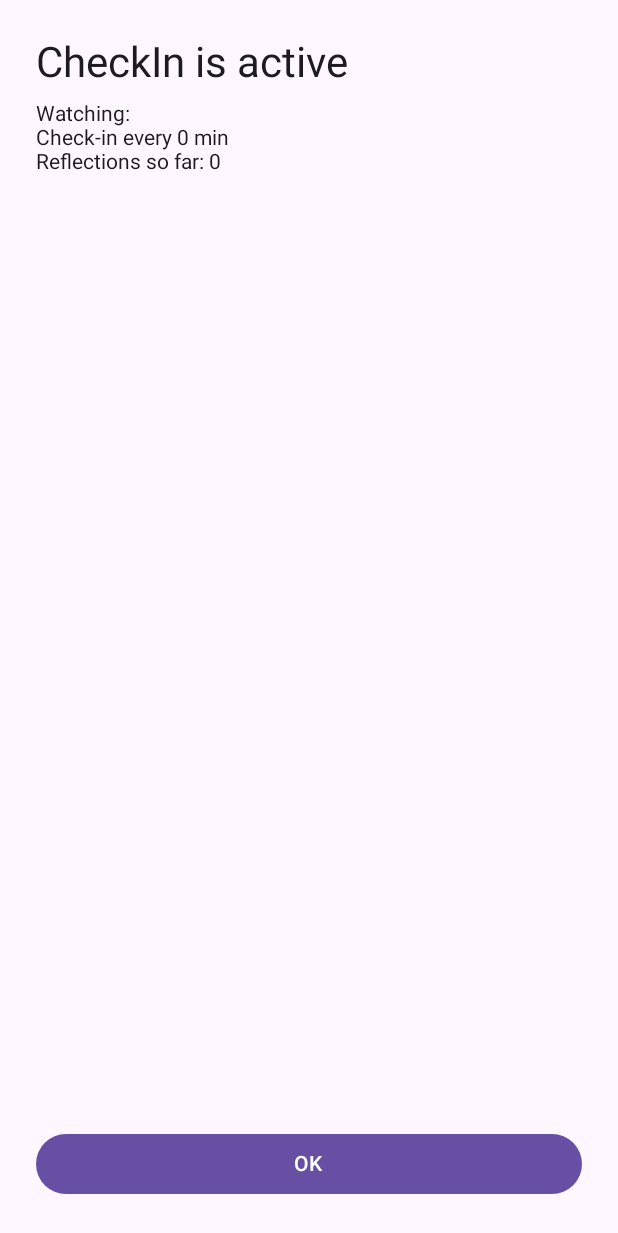
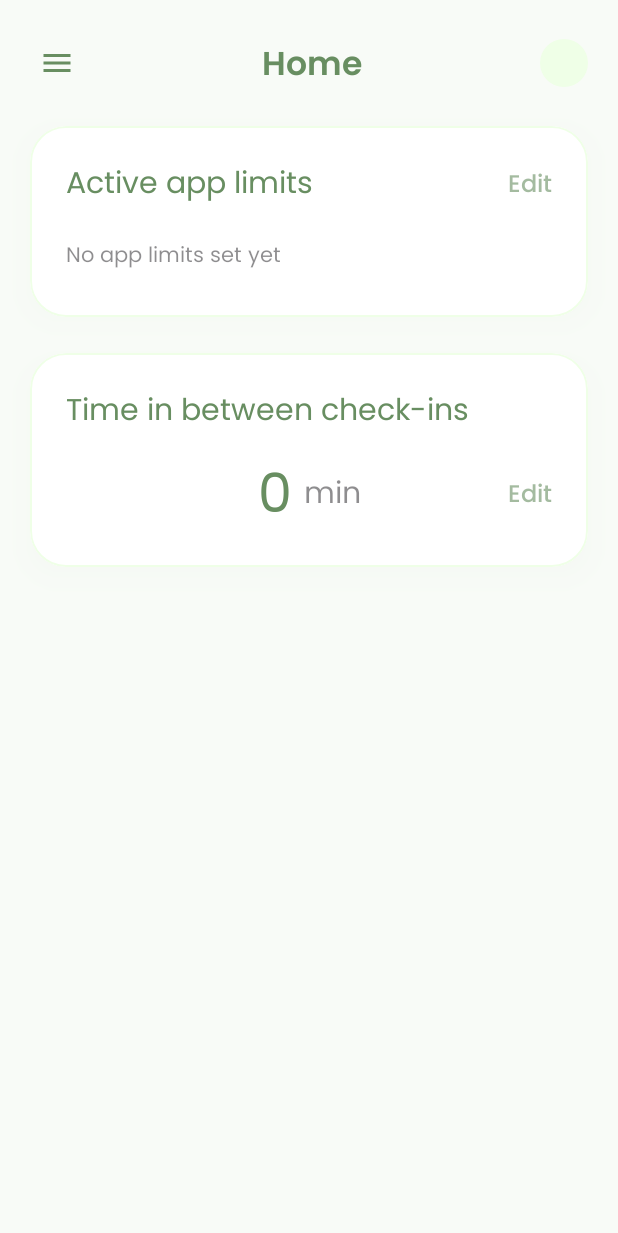
Before and after one commit to divyagatta/kaleido, an Android app built with Jetpack Compose: the composable HomeScreen called with empty values, on a phone screen of 412 x 824 dp. Shown: the top 1233 px of the screen. Run offline under Robolectric (Android 15) with nearby library versions, the phone set to English and light mode, and no system bars; network calls fail.

Commit message:
added homepage, routing to homepage, and app icon

```diff
--- a/CheckIn/app/src/main/AndroidManifest.xml
+++ b/CheckIn/app/src/main/AndroidManifest.xml
@@ -18,6 +18,8 @@
 
     <application
         android:label="@string/app_name"
+        android:icon="@mipmap/ic_launcher"
+        android:roundIcon="@mipmap/ic_launcher_round"
         android:theme="@style/Theme.CheckIn">
 
         <activity android:name=".MainActivity" android:exported="true">
--- a/CheckIn/app/src/main/java/com/example/checkin/Data.kt
+++ b/CheckIn/app/src/main/java/com/example/checkin/Data.kt
@@ -24,6 +24,8 @@ class Store(ctx: Context) {
         get() = p.getInt("interval", 30); set(v) = p.edit().putInt("interval", v).apply()
     var onboarded: Boolean
         get() = p.getBoolean("onboarded", false); set(v) = p.edit().putBoolean("onboarded", v).apply()
+    var currentStep: String
+        get() = p.getString("step", "HOW") ?: "HOW"; set(v) = p.edit().putString("step", v).apply()
     var locked: Boolean
         get() = p.getBoolean("locked", false); set(v) = p.edit().putBoolean("locked", v).apply()
     var usedMs: Long
--- a/CheckIn/app/src/main/java/com/example/checkin/Screens.kt
+++ b/CheckIn/app/src/main/java/com/example/checkin/Screens.kt
@@ -26,6 +26,7 @@ import androidx.compose.material.icons.Icons
 import androidx.compose.material.icons.automirrored.filled.ArrowBack
 import androidx.compose.material.icons.filled.KeyboardArrowDown
 import androidx.compose.material.icons.filled.KeyboardArrowUp
+import androidx.compose.material.icons.filled.Menu
 import androidx.compose.material3.*
 import androidx.compose.runtime.*
 import androidx.compose.ui.Alignment
@@ -1428,6 +1429,286 @@ fun SurveyScreenPreview() {
     }
 }
 
-@Composable fun HomeScreen(apps: List<String>, minutes: Int, count: Int) =
-    Page("CheckIn is active", "Watching: ${apps.joinToString()}\nCheck-in every $minutes min\nReflections so far: $count",
-        "OK", onCta = {})
+@Composable
+fun HomeScreen(
+    monitoredApps: List<String>,
+    intervalMin: Int,
+    onEditApps: () -> Unit,
+    onEditFrequency: () -> Unit
+) {
+    Box(
+        modifier = Modifier
+            .fillMaxSize()
+            .background(Color(0xFFF8FBF7)),
+        contentAlignment = Alignment.TopCenter
+    ) {
+        Column(
+            modifier = Modifier
+                .fillMaxSize()
+                .widthIn(max = 360.dp)
+                .verticalScroll(rememberScrollState())
+                .padding(horizontal = 20.dp, vertical = 24.dp),
+            horizontalAlignment = Alignment.CenterHorizontally
+        ) {
+            // Header: Menu Icon, Title "Home", Circle Avatar
+            Row(
+                modifier = Modifier
+                    .fillMaxWidth()
+                    .padding(bottom = 24.dp),
+                verticalAlignment = Alignment.CenterVertically,
+                horizontalArrangement = Arrangement.SpaceBetween
+            ) {
+                IconButton(
+                    onClick = { /* Menu action */ },
+                    modifier = Modifier.size(36.dp)
+                ) {
+                    Icon(
+                        imageVector = Icons.Default.Menu,
+                        contentDescription = "Menu",
+                        tint = Color(0xFF688E61)
+                    )
+                }
+
+                Text(
+                    text = "Home",
+                    style = TextStyle(
+                        fontFamily = PoppinsFontFamily,
+                        fontWeight = FontWeight.SemiBold,
+                        fontSize = 22.sp,
+                        lineHeight = 28.sp,
+                        color = Color(0xFF688E61),
+                        textAlign = TextAlign.Center
+                    )
+                )
+
+                Box(
+                    modifier = Modifier
+                        .size(32.dp)
+                        .background(Color(0xFFEFFFE7), CircleShape)
+                )
+            }
+
+            // Card 1: Active App Limits
+            Surface(
+                modifier = Modifier
+                    .fillMaxWidth()
+                    .shadow(
+                        elevation = 12.dp,
+                        shape = RoundedCornerShape(24.dp),
+                        ambientColor = Color(0x21688E61),
+                        spotColor = Color(0x21688E61)
+                    ),
+                shape = RoundedCornerShape(24.dp),
+                color = Color.White,
+                border = BorderStroke(1.dp, Color(0xFFEFFFE7))
+            ) {
+                Column(
+                    modifier = Modifier
+                        .fillMaxWidth()
+                        .padding(24.dp),
+                    horizontalAlignment = Alignment.Start
+                ) {
+                    Row(
+                        modifier = Modifier.fillMaxWidth(),
+                        verticalAlignment = Alignment.CenterVertically,
+                        horizontalArrangement = Arrangement.SpaceBetween
+                    ) {
+                        Text(
+                            text = "Active app limits",
+                            style = TextStyle(
+                                fontFamily = PoppinsFontFamily,
+                                fontWeight = FontWeight.Normal,
+                                fontSize = 20.sp,
+                                color = Color(0xFF688E61)
+                            )
+                        )
+
+                        Text(
+                            text = "Edit",
+                            style = TextStyle(
+                                fontFamily = PoppinsFontFamily,
+                                fontWeight = FontWeight.Medium,
+                                fontSize = 16.sp,
+                                color = Color(0xFF688E61).copy(alpha = 0.6f)
+                            ),
+                            modifier = Modifier.clickable { onEditApps() }
+                        )
+                    }
+
+                    Spacer(modifier = Modifier.height(16.dp))
+
+                    if (monitoredApps.isEmpty()) {
+                        Text(
+                            text = "No app limits set yet",
+                            style = TextStyle(
+                                fontFamily = PoppinsFontFamily,
+                                fontWeight = FontWeight.Normal,
+                                fontSize = 14.sp,
+                                color = Color(0xFF1D1B20).copy(alpha = 0.5f)
+                            ),
+                            modifier = Modifier.padding(vertical = 8.dp)
+                        )
+                    } else {
+                        Column(
+                            verticalArrangement = Arrangement.spacedBy(12.dp)
+                        ) {
+                            monitoredApps.forEach { appName ->
+                                Surface(
+                                    modifier = Modifier.fillMaxWidth(),
+                                    shape = RoundedCornerShape(16.dp),
+                                    color = Color.White,
+                                    border = BorderStroke(1.dp, Color(0xFFEFFFE7))
+                                ) {
+                                    Row(
+                                        modifier = Modifier
+                                            .fillMaxWidth()
+                                            .padding(16.dp),
+                                        verticalAlignment = Alignment.CenterVertically,
+                                        horizontalArrangement = Arrangement.SpaceBetween
+                                    ) {
+                                        Row(
+                                            verticalAlignment = Alignment.CenterVertically,
+                                            horizontalArrangement = Arrangement.spacedBy(12.dp)
+                                        ) {
+                                            Box(
+                                                modifier = Modifier
+                                                    .size(32.dp)
+                                                    .background(Color(0xFFEFFFE7), RoundedCornerShape(10.dp)),
+                                                contentAlignment = Alignment.Center
+                                            ) {
+                                                Text(
+                                                    text = appName.take(1).uppercase(),
+                                                    style = TextStyle(
+                                                        fontFamily = PoppinsFontFamily,
+                                                        fontWeight = FontWeight.SemiBold,
+                                                        fontSize = 14.sp,
+                                                        color = Color(0xFF688E61)
+                                                    )
+                                                )
+                                            }
+
+                                            Text(
+                                                text = appName,
+                                                style = TextStyle(
+                                                    fontFamily = PoppinsFontFamily,
+                                                    fontWeight = FontWeight.Normal,
+                                                    fontSize = 14.sp,
+                                                    color = Color(0xFF1D1B20)
+                                                )
+                                            )
+                                        }
+
+                                        Text(
+                                            text = "${intervalMin}m remaining",
+                                            style = TextStyle(
+                                                fontFamily = PoppinsFontFamily,
+                                                fontWeight = FontWeight.Normal,
+                                                fontSize = 12.sp,
+                                                color = Color(0xFF1D1B20).copy(alpha = 0.5f)
+                                            )
+                                        )
+                                    }
+                                }
+                            }
+                        }
+                    }
+                }
+            }
+
+            Spacer(modifier = Modifier.height(24.dp))
+
+            // Card 2: Time in between check-ins
+            Surface(
+                modifier = Modifier
+                    .fillMaxWidth()
+                    .shadow(
+                        elevation = 12.dp,
+                        shape = RoundedCornerShape(24.dp),
+                        ambientColor = Color(0x21688E61),
+                        spotColor = Color(0x21688E61)
+                    ),
+                shape = RoundedCornerShape(24.dp),
+                color = Color.White,
+                border = BorderStroke(1.dp, Color(0xFFEFFFE7))
+            ) {
+                Column(
+                    modifier = Modifier
+                        .fillMaxWidth()
+                        .padding(24.dp),
+                    horizontalAlignment = Alignment.Start
+                ) {
+                    Text(
+                        text = "Time in between check-ins",
+                        style = TextStyle(
+                            fontFamily = PoppinsFontFamily,
+                            fontWeight = FontWeight.Normal,
+                            fontSize = 20.sp,
+                            color = Color(0xFF688E61)
+                        ),
+                        modifier = Modifier.fillMaxWidth()
+                    )
+
+                    Spacer(modifier = Modifier.height(16.dp))
+
+                    Box(
+                        modifier = Modifier.fillMaxWidth(),
+                        contentAlignment = Alignment.Center
+                    ) {
+                        Row(
+                            verticalAlignment = Alignment.CenterVertically,
+                            horizontalArrangement = Arrangement.Center
+                        ) {
+                            Text(
+                                text = "$intervalMin",
+                                style = TextStyle(
+                                    fontFamily = PoppinsFontFamily,
+                                    fontWeight = FontWeight.Normal,
+                                    fontSize = 36.sp,
+                                    color = Color(0xFF688E61)
+                                )
+                            )
+
+                            Spacer(modifier = Modifier.width(8.dp))
+
+                            Text(
+                                text = "min",
+                                style = TextStyle(
+                                    fontFamily = PoppinsFontFamily,
+                                    fontWeight = FontWeight.Normal,
+                                    fontSize = 20.sp,
+                                    color = Color(0xFF1D1B20).copy(alpha = 0.5f)
+                                )
+                            )
+                        }
+
+                        Text(
+                            text = "Edit",
+                            style = TextStyle(
+                                fontFamily = PoppinsFontFamily,
+                                fontWeight = FontWeight.Medium,
+                                fontSize = 16.sp,
+                                color = Color(0xFF688E61).copy(alpha = 0.6f)
+                            ),
+                            modifier = Modifier
+                                .align(Alignment.CenterEnd)
+                                .clickable { onEditFrequency() }
+                        )
+                    }
+                }
+            }
+        }
+    }
+}
+
+@Preview(showBackground = true, widthDp = 360, heightDp = 800)
+@Composable
+fun HomeScreenPreview() {
+    MaterialTheme {
+        HomeScreen(
+            monitoredApps = listOf("Instagram", "TikTok"),
+            intervalMin = 30,
+            onEditApps = {},
+            onEditFrequency = {}
+        )
+    }
+}
--- /dev/null
+++ b/CheckIn/app/src/main/res/mipmap-anydpi-v26/ic_launcher.xml
@@ -0,0 +1,5 @@
+<?xml version="1.0" encoding="utf-8"?>
+<adaptive-icon xmlns:android="http://schemas.android.com/apk/res/android">
+    <background android:drawable="@color/ic_launcher_background" />
+    <foreground android:drawable="@drawable/ic_launcher_foreground" />
+</adaptive-icon>
--- /dev/null
+++ b/CheckIn/app/src/main/res/mipmap-anydpi-v26/ic_launcher_round.xml
@@ -0,0 +1,5 @@
+<?xml version="1.0" encoding="utf-8"?>
+<adaptive-icon xmlns:android="http://schemas.android.com/apk/res/android">
+    <background android:drawable="@color/ic_launcher_background" />
+    <foreground android:drawable="@drawable/ic_launcher_foreground" />
+</adaptive-icon>
--- /dev/null
+++ b/CheckIn/app/src/main/res/values/colors.xml
@@ -0,0 +1,4 @@
+<?xml version="1.0" encoding="utf-8"?>
+<resources>
+    <color name="ic_launcher_background">#688E61</color>
+</resources>
```
Also changed, not shown: CheckIn/app/src/main/java/com/example/checkin/MainActivity.kt (+31 -7 lines), CheckIn/app/src/main/res/drawable/ic_launcher_foreground.xml (added, +43 -0 lines), 289 other files.
